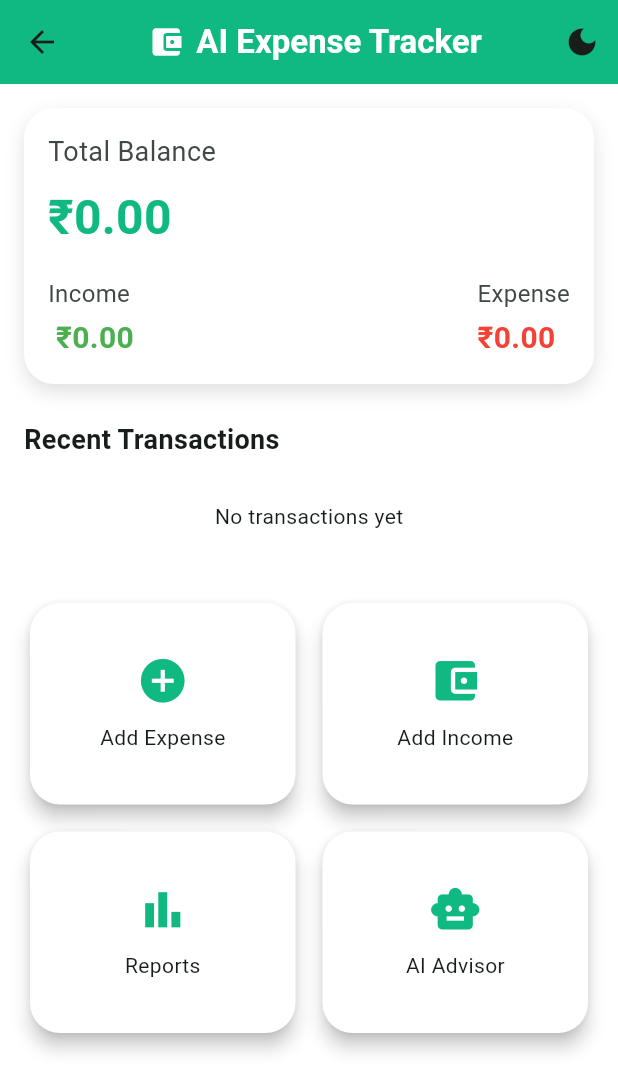
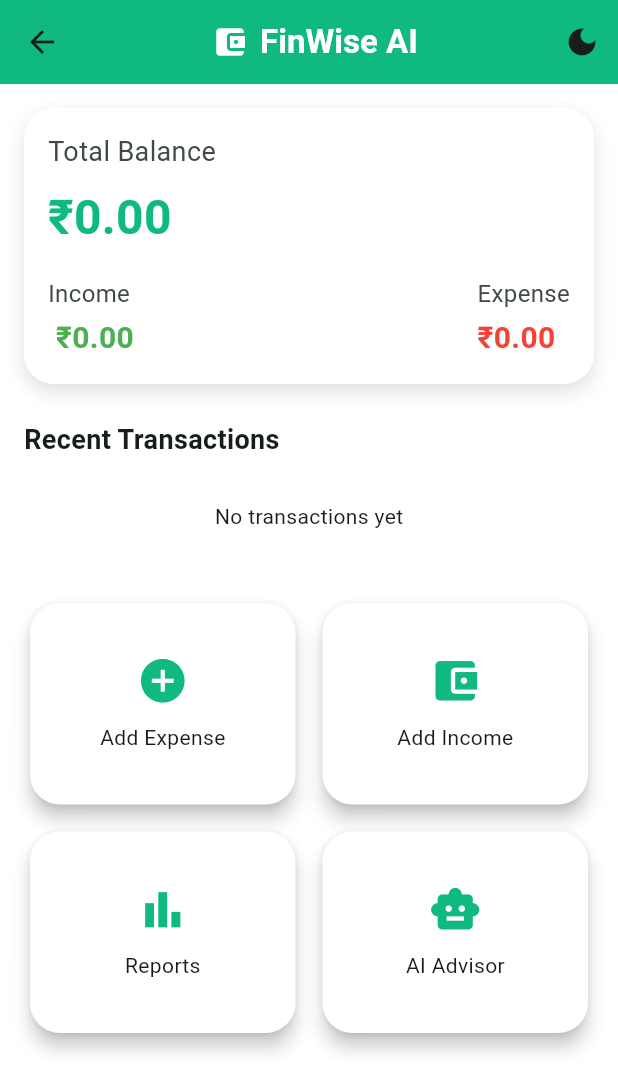
Before and after one commit to MISBAHZAFAR24/AI-Expense-Tracker-, a Flutter app: the DashboardView screen opened directly, on a phone screen of 412 x 824 dp. Shown: the top 1092 px of the screen. Run offline on Flutter 3.47's test engine with Material 3 defaults, Android fonts, the phone set to English and light mode, and no system bars; our stand-ins replace fl_chart, shared_preferences; accounts and stored records are empty; network calls fail.

Commit message:
Update app name to FinWise AI

```diff
--- a/lib/main.dart
+++ b/lib/main.dart
@@ -189,7 +189,6 @@ class _DashboardViewState extends State<DashboardView> {
     final dashboardProvider = Provider.of<DashboardProvider>(context);
     final data = dashboardProvider.dashboardData;
     final isLoading = dashboardProvider.isLoading;
-
     final totalBalance = (data?['balance'] ?? 0).toDouble();
     final totalIncome = (data?['totalIncome'] ?? 0).toDouble();
     final totalExpense = (data?['totalExpense'] ?? 0).toDouble();
@@ -206,7 +205,7 @@ class _DashboardViewState extends State<DashboardView> {
             Icon(Icons.account_balance_wallet,color:Colors.white),
             const SizedBox(width: 8),
             Text(
-              "AI Expense Tracker",
+              "FinWise AI",
               style: TextStyle(
                 fontSize: 22,
                 fontWeight: FontWeight.bold,
--- a/lib/splash_screen.dart
+++ b/lib/splash_screen.dart
@@ -48,7 +48,7 @@ class _SplashScreenState extends State<SplashScreen> {
             ),
             const SizedBox(height: 24),
             const Text(
-              "AI Expense Tracker",
+              "FinWise AI",
               style: TextStyle(
                 fontSize: 28,
                 fontWeight: FontWeight.bold,
```
